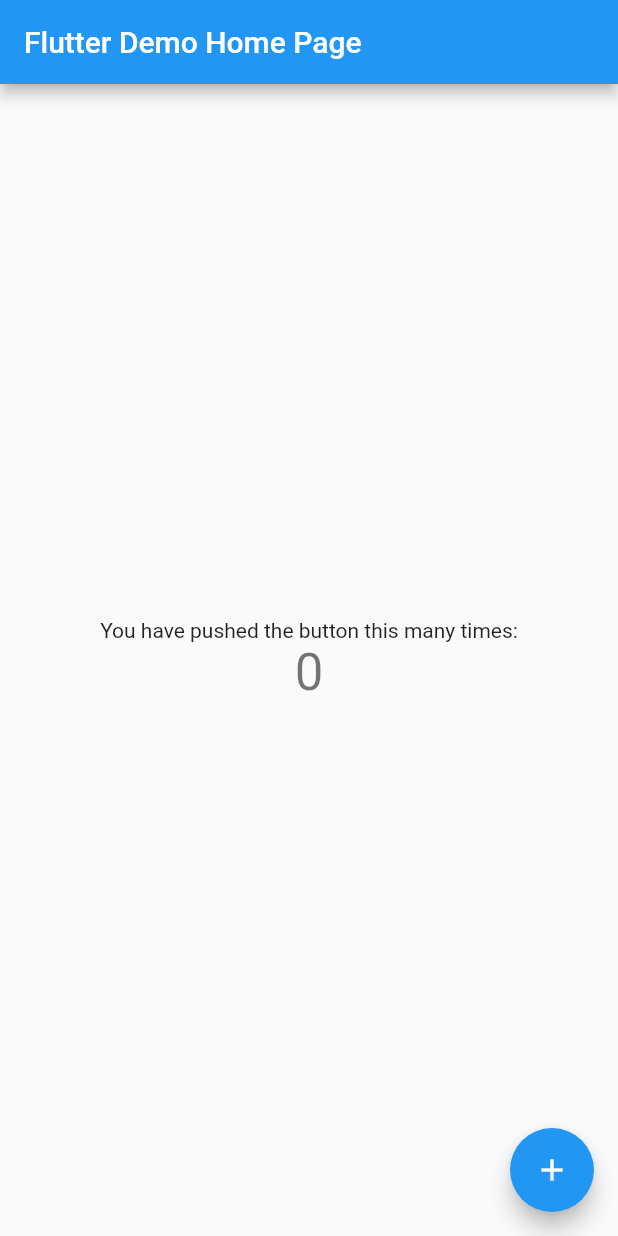
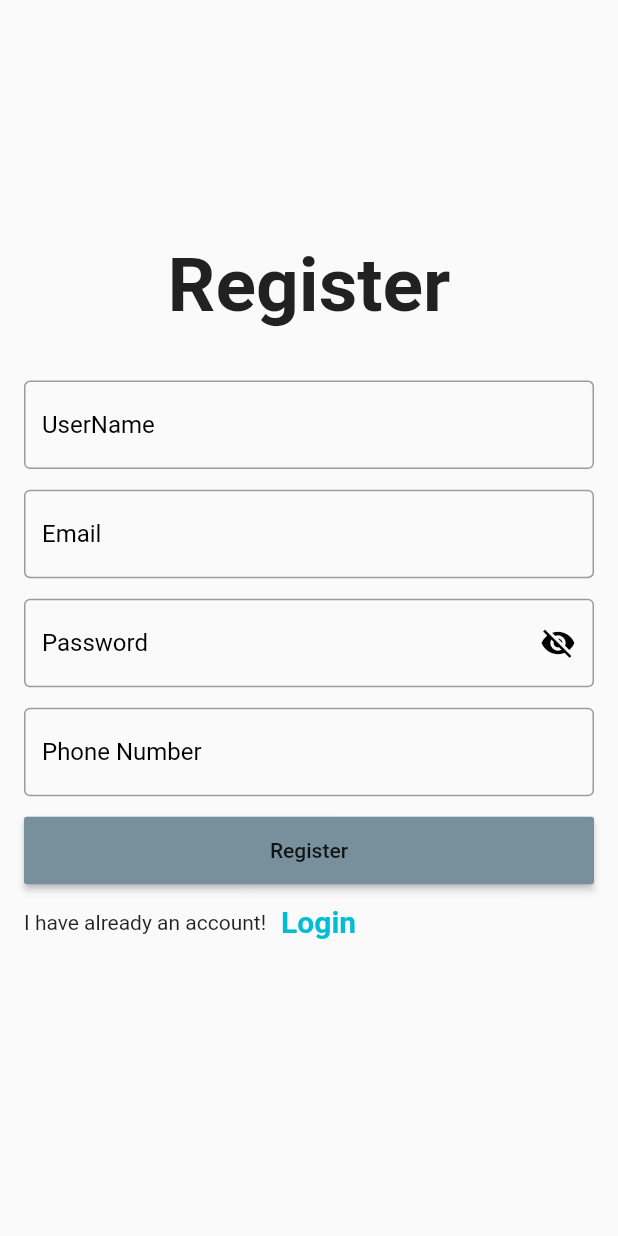
Before and after one commit to adriandleon/E-Commerce-app, a Flutter app: the screen it shows after launch, on a phone screen of 412 x 824 dp. Run offline on Flutter 3.47's test engine with Material 2 defaults, Android fonts, the phone set to English and light mode, and no system bars.

```diff
--- a/lib/main.dart
+++ b/lib/main.dart
@@ -1,4 +1,5 @@
 import 'package:flutter/material.dart';
+import 'package:e_commercial/screens/signup.dart';
 
 void main() {
   runApp(MyApp());
@@ -26,92 +27,7 @@ class MyApp extends StatelessWidget {
         // closer together (more dense) than on mobile platforms.
         visualDensity: VisualDensity.adaptivePlatformDensity,
       ),
-      home: MyHomePage(title: 'Flutter Demo Home Page'),
+      home: SignUp(),
     );
   }
 }
-
-class MyHomePage extends StatefulWidget {
-  MyHomePage({Key key, this.title}) : super(key: key);
-
-  // This widget is the home page of your application. It is stateful, meaning
-  // that it has a State object (defined below) that contains fields that affect
-  // how it looks.
-
-  // This class is the configuration for the state. It holds the values (in this
-  // case the title) provided by the parent (in this case the App widget) and
-  // used by the build method of the State. Fields in a Widget subclass are
-  // always marked "final".
-
-  final String title;
-
-  @override
-  _MyHomePageState createState() => _MyHomePageState();
-}
-
-class _MyHomePageState extends State<MyHomePage> {
-  int _counter = 0;
-
-  void _incrementCounter() {
-    setState(() {
-      // This call to setState tells the Flutter framework that something has
-      // changed in this State, which causes it to rerun the build method below
-      // so that the display can reflect the updated values. If we changed
-      // _counter without calling setState(), then the build method would not be
-      // called again, and so nothing would appear to happen.
-      _counter++;
-    });
-  }
-
-  @override
-  Widget build(BuildContext context) {
-    // This method is rerun every time setState is called, for instance as done
-    // by the _incrementCounter method above.
-    //
-    // The Flutter framework has been optimized to make rerunning build methods
-    // fast, so that you can just rebuild anything that needs updating rather
-    // than having to individually change instances of widgets.
-    return Scaffold(
-      appBar: AppBar(
-        // Here we take the value from the MyHomePage object that was created by
-        // the App.build method, and use it to set our appbar title.
-        title: Text(widget.title),
-      ),
-      body: Center(
-        // Center is a layout widget. It takes a single child and positions it
-        // in the middle of the parent.
-        child: Column(
-          // Column is also a layout widget. It takes a list of children and
-          // arranges them vertically. By default, it sizes itself to fit its
-          // children horizontally, and tries to be as tall as its parent.
-          //
-          // Invoke "debug painting" (press "p" in the console, choose the
-          // "Toggle Debug Paint" action from the Flutter Inspector in Android
-          // Studio, or the "Toggle Debug Paint" command in Visual Studio Code)
-          // to see the wireframe for each widget.
-          //
-          // Column has various properties to control how it sizes itself and
-          // how it positions its children. Here we use mainAxisAlignment to
-          // center the children vertically; the main axis here is the vertical
-          // axis because Columns are vertical (the cross axis would be
-          // horizontal).
-          mainAxisAlignment: MainAxisAlignment.center,
-          children: <Widget>[
-            Text(
-              'You have pushed the button this many times:',
-            ),
-            Text(
-              '$_counter',
-              style: Theme.of(context).textTheme.headline4,
-            ),
-          ],
-        ),
-      ),
-      floatingActionButton: FloatingActionButton(
-        onPressed: _incrementCounter,
-        tooltip: 'Increment',
-        child: Icon(Icons.add),
-      ), // This trailing comma makes auto-formatting nicer for build methods.
-    );
-  }
-}
--- /dev/null
+++ b/lib/screens/signup.dart
@@ -0,0 +1,180 @@
+import 'package:flutter/material.dart';
+
+class SignUp extends StatefulWidget {
+  @override
+  _SignUpState createState() => _SignUpState();
+}
+
+final GlobalKey<FormState> _formKey = GlobalKey<FormState>();
+
+bool passwordVisible = false;
+
+bool validateEmail(String value) {
+  Pattern pattern =
+      r'^(([^<>()[\]\\.,;:\s@\"]+(\.[^<>()[\]\\.,;:\s@\"]+)*)|(\".+\"))@((\[[0-9]{1,3}\.[0-9]{1,3}\.[0-9]{1,3}\.[0-9]{1,3}\])|(([a-zA-Z\-0-9]+\.)+[a-zA-Z]{2,}))$';
+  RegExp regex = new RegExp(pattern);
+  return (!regex.hasMatch(value)) ? false : true;
+}
+
+class _SignUpState extends State<SignUp> {
+  void validation() {
+    final FormState _form = _formKey.currentState;
+    if (_form.validate()) {
+      print('Yes');
+    } else {
+      print('No');
+    }
+  }
+
+  @override
+  Widget build(BuildContext context) {
+    return Scaffold(
+      resizeToAvoidBottomInset: false,
+      body: SafeArea(
+        child: Form(
+          key: _formKey,
+          child: Container(
+            child: Column(
+              children: <Widget>[
+                Container(
+                  height: 220,
+                  width: double.infinity,
+                  child: Column(
+                    mainAxisAlignment: MainAxisAlignment.end,
+                    children: <Widget>[
+                      Text(
+                        'Register',
+                        style: TextStyle(
+                          fontSize: 50,
+                          fontWeight: FontWeight.bold,
+                        ),
+                      )
+                    ],
+                  ),
+                ),
+                SizedBox(
+                  height: 20,
+                ),
+                Container(
+                  height: 400,
+                  margin: EdgeInsets.symmetric(horizontal: 16),
+                  width: double.infinity,
+                  child: Column(
+                    mainAxisAlignment: MainAxisAlignment.spaceEvenly,
+                    children: <Widget>[
+                      TextFormField(
+                        validator: (value) {
+                          if (value == "") {
+                            return "Please fill UserName";
+                          } else if (value.length < 6) {
+                            return "UserName is too short";
+                          }
+                          return "";
+                        },
+                        decoration: InputDecoration(
+                          hintText: 'UserName',
+                          hintStyle: TextStyle(color: Colors.black),
+                          border: OutlineInputBorder(),
+                        ),
+                      ),
+                      TextFormField(
+                        validator: (value) {
+                          if (value == "") {
+                            return "Please fill email";
+                          } else if (!validateEmail(value)) {
+                            return "Email is invalid";
+                          } else {
+                            return "";
+                          }
+                        },
+                        decoration: InputDecoration(
+                          hintText: 'Email',
+                          hintStyle: TextStyle(color: Colors.black),
+                          border: OutlineInputBorder(),
+                        ),
+                      ),
+                      TextFormField(
+                        obscureText: passwordVisible,
+                        validator: (value) {
+                          if (value == "") {
+                            return "Please fill password";
+                          } else if (value.length < 6) {
+                            return "Password is too short";
+                          } else {
+                            return "";
+                          }
+                        },
+                        decoration: InputDecoration(
+                          hintText: 'Password',
+                          suffixIcon: GestureDetector(
+                            onTap: () {
+                              setState(() {
+                                passwordVisible = !passwordVisible;
+                              });
+                              FocusScope.of(context).unfocus();
+                            },
+                            child: Icon(
+                              passwordVisible
+                                  ? Icons.visibility
+                                  : Icons.visibility_off,
+                              color: Colors.black,
+                            ),
+                          ),
+                          hintStyle: TextStyle(color: Colors.black),
+                          border: OutlineInputBorder(),
+                        ),
+                      ),
+                      TextFormField(
+                        validator: (value) {
+                          if (value.isEmpty) {
+                            return "Please fill phone number";
+                          } else if (value.length < 11) {
+                            return "Phone number must be 11";
+                          } else {
+                            return "";
+                          }
+                        },
+                        decoration: InputDecoration(
+                          hintText: 'Phone Number',
+                          hintStyle: TextStyle(color: Colors.black),
+                          border: OutlineInputBorder(),
+                        ),
+                      ),
+                      Container(
+                        height: 45,
+                        width: double.infinity,
+                        child: RaisedButton(
+                            child: Text('Register'),
+                            color: Colors.blueGrey[400],
+                            onPressed: () {
+                              validation();
+                            }),
+                      ),
+                      Row(
+                        children: [
+                          Text('I have already an account!'),
+                          SizedBox(
+                            width: 10,
+                          ),
+                          GestureDetector(
+                            child: Text(
+                              'Login',
+                              style: TextStyle(
+                                  color: Colors.cyan,
+                                  fontSize: 20,
+                                  fontWeight: FontWeight.bold),
+                            ),
+                          ),
+                        ],
+                      )
+                    ],
+                  ),
+                )
+              ],
+            ),
+          ),
+        ),
+      ),
+    );
+  }
+}
```
Also changed, not shown: 2 other files.
